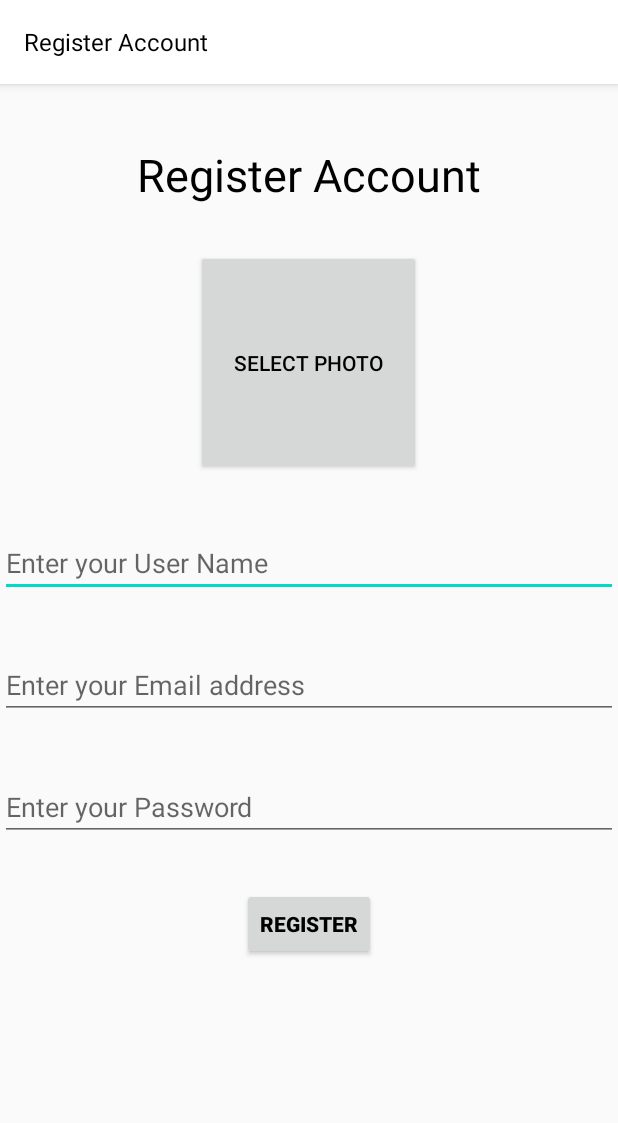
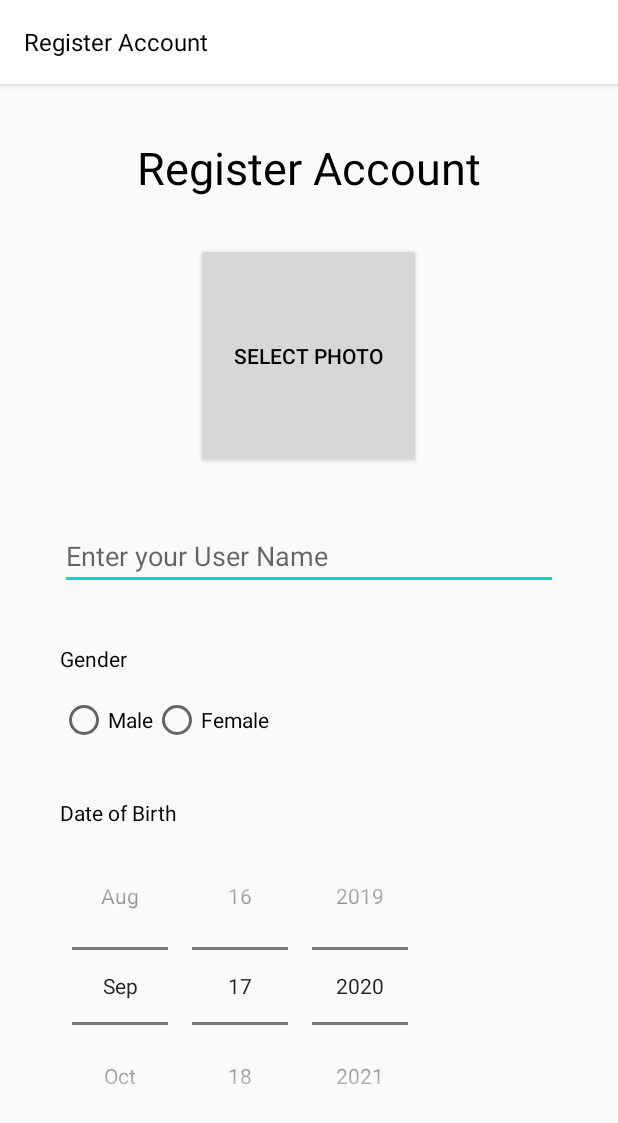
Before and after one commit to mmengw/GTRRApp, an Android app: the RegisterActivity screen opened directly, with no data from a screen before it, on a phone screen of 412 x 824 dp. Shown: the top 1123 px of the screen. Run offline under Robolectric (Android 15) with nearby library versions, the light colour scheme and no system bars; our stand-ins replace Firebase (no records; nobody signed in at launch, a user with empty details on screens opened directly).

Commit message:
updated front end
- done with main activity front end
- done with login activity front end
- done with register activity front end

```diff
--- a/app/src/main/AndroidManifest.xml
+++ b/app/src/main/AndroidManifest.xml
@@ -29,9 +29,6 @@
         <activity android:name=".RegisterActivity"
             android:label="Register Account">
         </activity>
-        <activity android:name=".UserProfileActivity"
-            android:label="User Profile">
-        </activity>
 
     </application>
 
--- a/app/src/main/java/com/example/gtrrapp/RegisterActivity.kt
+++ b/app/src/main/java/com/example/gtrrapp/RegisterActivity.kt
@@ -25,7 +25,7 @@ class RegisterActivity : AppCompatActivity() {
         setContentView(R.layout.activity_register)
 
         //ACTION FOR THE SELECT PHOTO BUTTON
-        select_photobtn.setOnClickListener {
+        register_photobtn.setOnClickListener {
             Log.d("RegisterActivity","Show photo selector")
 
             //REDIRECT USER TO SELECT PICTURE FROM THE DOWNLOAD FOLDER
@@ -36,7 +36,7 @@ class RegisterActivity : AppCompatActivity() {
 
         //ACTION FOR THE REGISTER BUTTON
         registerbtn.setOnClickListener {
-            val email = gtrrEmail.text.toString()
+            val email = register_email.text.toString()
             val pass = gtrrPassword.text.toString()
 
             //IF EMAIL OR PASSWORD COLUMN IS LEFT BLANK SHOW TOAST
@@ -100,7 +100,7 @@ class RegisterActivity : AppCompatActivity() {
     private fun saveUserToFriebaseDatabase(profileImageUrl: String){
         val uid = FirebaseAuth.getInstance().uid ?: ""
         val ref = FirebaseDatabase.getInstance().getReference("/users/$uid")
-        val user=User(uid, gtrr_UserName.text.toString(), profileImageUrl)
+        val user=User(uid, register_userName.text.toString(), profileImageUrl)
         ref.setValue(user)
             .addOnSuccessListener {
                 Log.d("RegisterActivity", "Saved user Data to Firebase")
@@ -131,7 +131,7 @@ class RegisterActivity : AppCompatActivity() {
             val bitmap = MediaStore.Images.Media.getBitmap(contentResolver,selectedPhotoUri)
 
             val bitmapDrawable = BitmapDrawable(bitmap)
-            select_photobtn.setBackgroundDrawable(bitmapDrawable)
+            register_photobtn.setBackgroundDrawable(bitmapDrawable)
         }
     }
 }
--- a/app/src/main/res/layout/activity_register.xml
+++ b/app/src/main/res/layout/activity_register.xml
@@ -1,12 +1,16 @@
 <?xml version="1.0" encoding="utf-8"?>
-<androidx.constraintlayout.widget.ConstraintLayout
+<androidx.core.widget.NestedScrollView
     xmlns:android="http://schemas.android.com/apk/res/android"
+    xmlns:app="http://schemas.android.com/apk/res-auto"
     android:layout_width="match_parent"
-    android:layout_height="match_parent">
+    android:layout_height="match_parent"
+    android:layout_margin="10dp">
 
     <RelativeLayout
         android:layout_width="match_parent"
-        android:layout_height="match_parent">
+        android:layout_height="match_parent"
+        app:layout_constraintBottom_toBottomOf="parent"
+        app:layout_constraintTop_toTopOf="parent">
 
         <TextView
             android:id="@+id/textView"
@@ -14,12 +18,12 @@
             android:layout_height="wrap_content"
             android:layout_alignParentTop="true"
             android:layout_centerHorizontal="true"
-            android:layout_marginTop="40dp"
+            android:layout_marginTop="25dp"
             android:text="Register Account"
             android:textSize="30sp" />
 
         <Button
-            android:id="@+id/select_photobtn"
+            android:id="@+id/register_photobtn"
             android:layout_width="150dp"
             android:layout_height="150dp"
             android:layout_below="@+id/textView"
@@ -28,47 +32,102 @@
             android:text="SELECT PHOTO" />
 
         <EditText
-            android:hint="Enter your User Name"
-            android:id="@+id/gtrr_UserName"
+            android:id="@+id/register_userName"
             android:layout_width="match_parent"
             android:layout_height="wrap_content"
-            android:layout_below="@+id/select_photobtn"
+            android:layout_below="@+id/register_photobtn"
             android:layout_centerHorizontal="true"
+            android:layout_marginHorizontal="30dp"
             android:layout_marginTop="36dp"
             android:ems="10"
+            android:hint="Enter your User Name"
+            android:inputType="textEmailAddress" />
+
+        <TextView
+            android:id="@+id/GenderTV"
+            android:layout_width="wrap_content"
+            android:layout_height="wrap_content"
+            android:layout_below="@+id/register_userName"
+            android:layout_marginHorizontal="30dp"
+            android:layout_marginTop="36dp"
+            android:text="Gender" />
+
+        <RadioGroup
+            android:id="@+id/GendeRradioGrp"
+            android:layout_width="wrap_content"
+            android:layout_height="wrap_content"
+            android:layout_below="@+id/GenderTV"
+            android:layout_marginHorizontal="30dp"
+            android:layout_marginTop="15dp"
+            android:orientation="horizontal">
+
+            <RadioButton
+                android:id="@+id/register_genderMaleBtn"
+                android:layout_width="wrap_content"
+                android:layout_height="wrap_content"
+                android:text="Male" />
+
+            <RadioButton
+                android:id="@+id/register_genderFemaleBtn"
+                android:layout_width="wrap_content"
+                android:layout_height="wrap_content"
+                android:text="Female" />
+
+        </RadioGroup>
+
+        <TextView
+            android:id="@+id/DOBTV"
+            android:layout_width="wrap_content"
+            android:layout_height="wrap_content"
+            android:layout_below="@+id/GendeRradioGrp"
+            android:layout_marginHorizontal="30dp"
+            android:layout_marginTop="36dp"
+            android:text="Date of Birth" />
+
+        <DatePicker
+            android:id="@+id/register_DOB"
+            android:layout_width="wrap_content"
+            android:layout_height="wrap_content"
+            android:datePickerMode="spinner"
+            android:layout_below="@+id/DOBTV"
+            android:layout_marginHorizontal="30dp"
+            android:calendarViewShown="false"/>
+
+        <EditText
+            android:id="@+id/register_email"
+            android:layout_width="match_parent"
+            android:layout_height="wrap_content"
+            android:layout_below="@+id/register_DOB"
+            android:layout_centerHorizontal="true"
+            android:layout_marginHorizontal="30dp"
+            android:layout_marginTop="36dp"
+            android:ems="10"
+            android:hint="Enter your Email address"
             android:inputType="textEmailAddress" />
 
         <EditText
-            android:hint="Enter your Email address"
-            android:id="@+id/gtrrEmail"
-            android:layout_width="match_parent"
-            android:layout_height="wrap_content"
-            android:layout_below="@+id/gtrr_UserName"
-            android:layout_centerHorizontal="true"
-            android:layout_marginTop="36dp"
-            android:ems="10"
-            android:inputType="textEmailAddress" />
-
-        <EditText
-            android:hint="Enter your Password"
             android:id="@+id/gtrrPassword"
             android:layout_width="match_parent"
             android:layout_height="wrap_content"
-            android:layout_alignEnd="@+id/gtrrEmail"
-            android:layout_alignRight="@+id/gtrrEmail"
-            android:layout_below="@+id/gtrrEmail"
+            android:layout_below="@+id/register_email"
+            android:layout_centerHorizontal="true"
+            android:layout_marginHorizontal="30dp"
             android:layout_marginTop="36dp"
             android:ems="10"
+            android:hint="Enter your Password"
             android:inputType="textPassword" />
 
         <Button
             android:id="@+id/registerbtn"
-            android:layout_width="wrap_content"
-            android:layout_height="wrap_content"
+            android:layout_width="118dp"
+            android:layout_height="52dp"
             android:layout_below="@+id/gtrrPassword"
             android:layout_centerHorizontal="true"
-            android:layout_marginTop="31dp"
+            android:textColor="#ffffff"
+            android:layout_marginTop="30dp"
+            android:background="@drawable/rounded_corner_button"
             android:text="REGISTER"
-            android:textStyle="bold"/>
+            android:textStyle="bold" />
+
     </RelativeLayout>
-</androidx.constraintlayout.widget.ConstraintLayout>
+</androidx.core.widget.NestedScrollView>
```
Also changed, not shown: app/src/main/java/com/example/gtrrapp/UserProfileActivity.kt (+63 -63 lines), app/src/main/res/layout/activity_userprofile.xml (+0 -61 lines).
